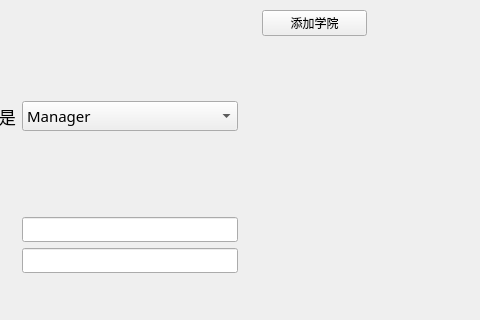
Old version of the form login.ui in the repository Let-the-bullet-fly/QT_Educational_Manage_System; both pictures show x 320 to 800 and y 0 to 320 of the 800 by 600 pixel window.
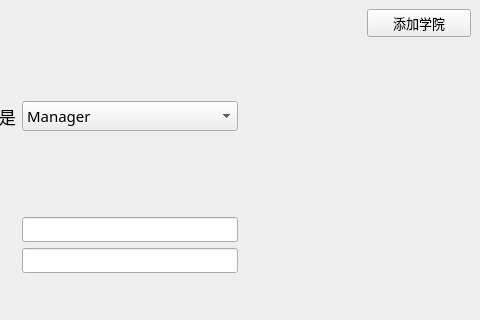
New version of the form.

Commit message:
登录界面的添加学院按钮外观得到优化
字体改为“楷体”，字体大小改为10，按钮位置改为界面左上角

Patch:
```diff
--- a/login.ui
+++ b/login.ui
@@ -352,8 +352,14 @@
       </property>
      </spacer>
     </item>
-    <item row="0" column="3">
+    <item row="0" column="4">
      <widget class="QPushButton" name="btnAddInstitute">
+      <property name="font">
+       <font>
+        <family>楷体</family>
+        <pointsize>10</pointsize>
+       </font>
+      </property>
       <property name="text">
        <string>添加学院</string>
       </property>
```
